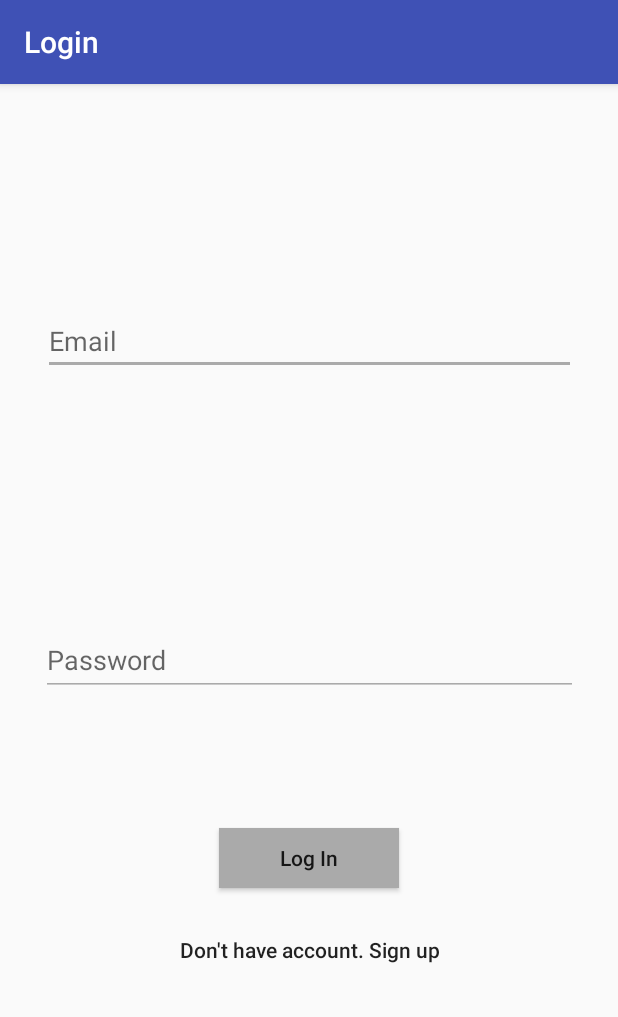
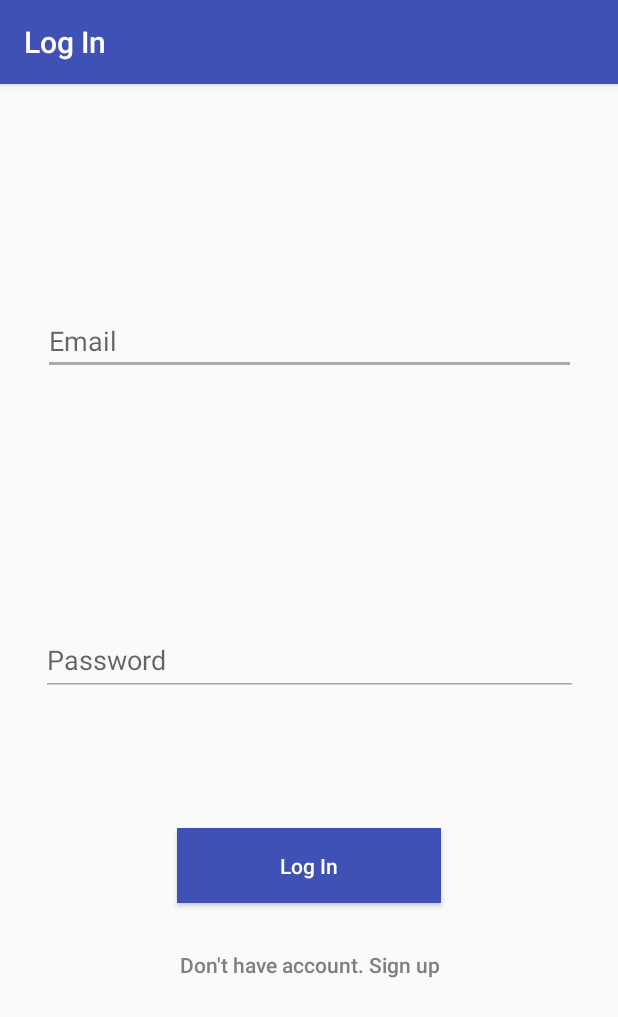
Before and after one commit to bhavitha-fission/Android_Repo, an Android app: the screen it shows after launch (LoginActivity), after a tap on "Log In", on a phone screen of 412 x 824 dp. Shown: the top 1017 px of the screen. Run offline under Robolectric (Android 15) with nearby library versions, the phone set to English and light mode, and no system bars; our stand-ins replace Firebase (no records; nobody signed in at launch, a user with empty details on screens opened directly).

Commit message:
Hardcoded strings are removed

```diff
--- a/app/src/main/java/com/fission/activity/LoginActivity.java
+++ b/app/src/main/java/com/fission/activity/LoginActivity.java
@@ -20,32 +20,50 @@ import com.google.firebase.auth.FirebaseUser;
 public class LoginActivity extends AppCompatActivity {
 
     private FirebaseAuth mAuth;
-    ProgressBar mviewProgressBar;
+    ProgressBar mViewProgressBar;
 
 
     @Override
     protected void onCreate(Bundle savedInstanceState) {
         super.onCreate(savedInstanceState);
+        setTitle(getString(R.string.LogIn));
         setContentView(R.layout.activity_login);
 
-        mviewProgressBar = (ProgressBar) findViewById(R.id.login_progress_bar);
+        mViewProgressBar = (ProgressBar) findViewById(R.id.login_progress_bar);
         final EditText etUserName = findViewById(R.id.editText);
         final EditText etPassword = findViewById(R.id.editText2);
 
         mAuth = FirebaseAuth.getInstance();
 
-        findViewById(R.id.button).setOnClickListener(new View.OnClickListener() {
+        findViewById(R.id.log_in).setOnClickListener(new View.OnClickListener() {
             @Override
             public void onClick(View view) {
+                signIn();
+            }
+        });
 
-                mviewProgressBar.setVisibility(View.VISIBLE);
+        findViewById(R.id.sign_up).setOnClickListener(new View.OnClickListener() {
+            @Override
+            public void onClick(View view) {
+                Intent intent = new Intent(LoginActivity.this, SignUpActivity.class);
+                startActivity(intent);
+            }
+        });
+    }
+
+public void signIn() {
+
+    mViewProgressBar = (ProgressBar) findViewById(R.id.login_progress_bar);
+    final EditText etUserName = findViewById(R.id.editText);
+    final EditText etPassword = findViewById(R.id.editText2);
+
+    mViewProgressBar.setVisibility(View.VISIBLE);
     final String userName = etUserName.getText().toString();
     String password = etPassword.getText().toString();
     if (userName.matches("") || password.matches("")) {
 
-                    Toast.makeText(LoginActivity.this, "please enter all values",
-                            Toast.LENGTH_SHORT).show();
-                    mviewProgressBar.setVisibility(View.GONE);
+        displayToastMessage(getString(R.string.enter_all_values));
+        mViewProgressBar.setVisibility(View.GONE);
         return;
     }
 
@@ -56,33 +74,24 @@ public class LoginActivity extends AppCompatActivity {
                     if (task.isSuccessful()) {
                         // Sign in success, update UI with the signed-in user's information
 
-                                    Toast.makeText(LoginActivity.this, "Sign in success",
-                                            Toast.LENGTH_SHORT).show();
+                        displayToastMessage(getString(R.string.sign_in_success));
                         FirebaseUser user = mAuth.getCurrentUser();
-
                         Intent intent = new Intent(LoginActivity.this, HomeActivity.class);
                         intent.putExtra(Const.USER_NAME, userName);
                         startActivity(intent);
 
                     } else {
                         // If sign in fails, display a message to the user.
+                        displayToastMessage(getString(R.string.authentication_failed));
 
-                                    Toast.makeText(LoginActivity.this, "Authentication failed.",
-                                            Toast.LENGTH_SHORT).show();
                     }
                 }
             });
 }
-        });
 
-        findViewById(R.id.button2).setOnClickListener(new View.OnClickListener() {
-            @Override
-            public void onClick(View view) {
-                Intent intent = new Intent(LoginActivity.this, SignUpActivity.class);
-                startActivity(intent);
-            }
-        });
+    public void displayToastMessage(String msg) {
+
+        Toast.makeText(LoginActivity.this, msg, Toast.LENGTH_SHORT).show();
     }
 
-
 }
--- a/app/src/main/java/com/fission/activity/SplashActivity.java
+++ b/app/src/main/java/com/fission/activity/SplashActivity.java
@@ -1,11 +1,14 @@
 package com.fission.activity;
 
+import android.app.FragmentManager;
+import android.app.FragmentTransaction;
 import android.content.Intent;
 import android.os.Bundle;
 import android.os.Handler;
 import android.support.v7.app.AppCompatActivity;
 
 import com.fission.R;
+import com.fission.fragment.SplashFragment;
 
 
 public class SplashActivity extends AppCompatActivity {
@@ -17,7 +20,7 @@ public class SplashActivity extends AppCompatActivity {
 
             Intent intent = new Intent(SplashActivity.this, LoginActivity.class);
             startActivity(intent);
-            if(isFinishing()) {
+            if (isFinishing()) {
                 finish();
             }
         }
@@ -33,6 +36,10 @@ public class SplashActivity extends AppCompatActivity {
             getSupportActionBar().hide();
         }
 
+        FragmentManager fm = getFragmentManager();
+        FragmentTransaction ft = fm.beginTransaction();
+        ft.replace(R.id.container, new SplashFragment());
+        ft.commit();
     }
 
     @Override
--- a/app/src/main/res/layout/activity_home.xml
+++ b/app/src/main/res/layout/activity_home.xml
@@ -2,12 +2,11 @@
 <android.support.constraint.ConstraintLayout xmlns:android="http://schemas.android.com/apk/res/android"
     xmlns:tools="http://schemas.android.com/tools"
     android:layout_width="match_parent"
-    android:layout_height="match_parent"
-    tools:context="com.fission.activity.WelcomeUserActivity">
+    android:layout_height="match_parent">
 
     <FrameLayout
         android:id="@+id/fragmentContainer"
         android:layout_width="match_parent"
-        android:layout_height="match_parent"></FrameLayout>
+        android:layout_height="match_parent"/>
 
 </android.support.constraint.ConstraintLayout>
--- a/app/src/main/res/layout/activity_login.xml
+++ b/app/src/main/res/layout/activity_login.xml
@@ -39,28 +39,30 @@
         app:layout_constraintTop_toTopOf="parent" />
 
     <Button
-        android:id="@+id/button"
-        android:layout_width="120dp"
-        android:layout_height="40dp"
+        android:id="@+id/log_in"
+        android:layout_width="176dp"
+        android:layout_height="50dp"
         android:layout_marginTop="88dp"
-        android:background="@android:color/darker_gray"
+        android:background="@color/colorPrimary"
         android:text="@string/log_in"
         android:textAllCaps="false"
+        android:textColor="#ffffff"
         app:layout_constraintLeft_toLeftOf="parent"
         app:layout_constraintRight_toRightOf="parent"
         app:layout_constraintTop_toBottomOf="@+id/editText2" />
 
     <Button
-        android:id="@+id/button2"
+        android:id="@+id/sign_up"
         android:layout_width="wrap_content"
         android:layout_height="wrap_content"
         android:layout_marginTop="17dp"
         android:background="@android:color/transparent"
         android:text="@string/don_t_have_account_sign_up"
+        android:textColor="#808080"
         android:textAllCaps="false"
         app:layout_constraintLeft_toLeftOf="parent"
         app:layout_constraintRight_toRightOf="parent"
-        app:layout_constraintTop_toBottomOf="@+id/button" />
+        app:layout_constraintTop_toBottomOf="@+id/log_in" />
 
     <ProgressBar
         android:id="@+id/login_progress_bar"
--- a/app/src/main/res/layout/activity_sign_up.xml
+++ b/app/src/main/res/layout/activity_sign_up.xml
@@ -51,6 +51,8 @@
         android:layout_height="54dp"
         android:layout_marginTop="76dp"
         android:text="@string/signup"
+        android:background="@color/colorPrimary"
+        android:textColor="#ffffff"
         android:textAllCaps="false"
         app:layout_constraintLeft_toLeftOf="parent"
         app:layout_constraintRight_toRightOf="parent"
--- a/app/src/main/res/values/strings.xml
+++ b/app/src/main/res/values/strings.xml
@@ -9,4 +9,12 @@
     <string name="name">Name</string>
     <string name="signup">Sign Up</string>
     <string name="registration">Registration</string>
+    <string name="LogIn">Log In</string>
+    <string name="registration_successful">Registration successful</string>
+    <string name="sign_in_success">Sign in success</string>
+    <string name="authentication_failed">Authentication failed.</string>
+    <string name="enter_all_values">please enter all values</string>
+    <string name="data_saved">Data saved in database!</string>
+    <string name="data_not_saved">Data not saved !</string>
+    <string name="plese_enter_all_values">please enter all values</string>
 </resources>
```
Also changed, not shown: app/build.gradle (+5 -5 lines), app/src/main/java/com/fission/activity/SignUpActivity.java (+39 -31 lines). Lines whose indentation alone changed are shown as unchanged.
